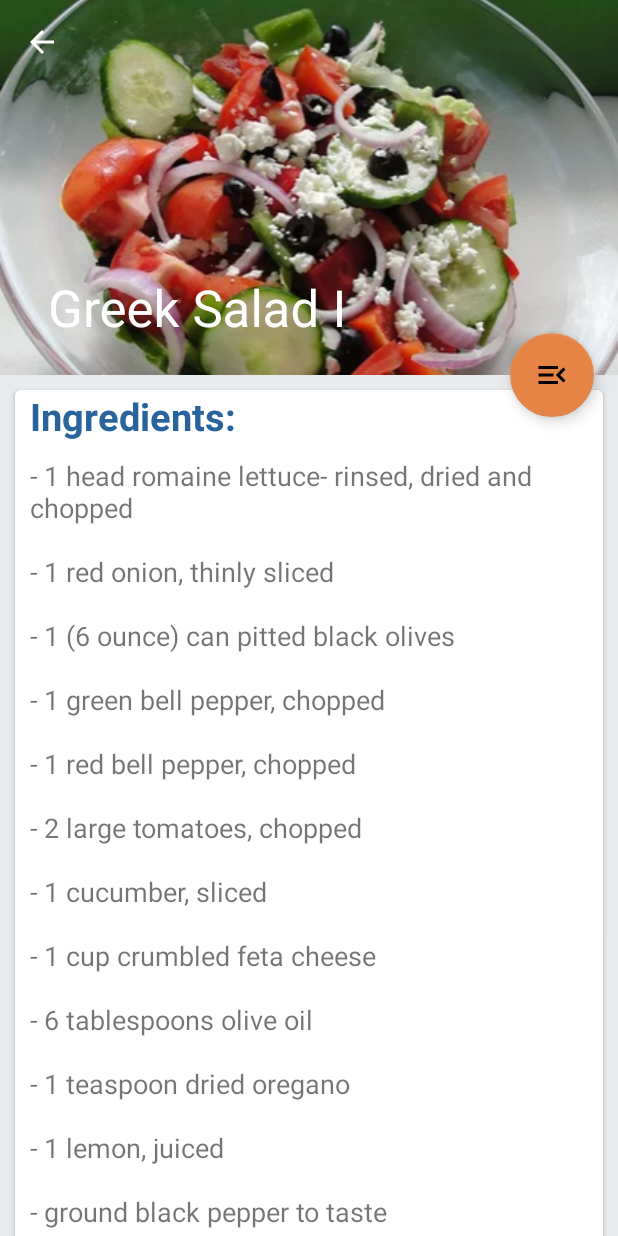
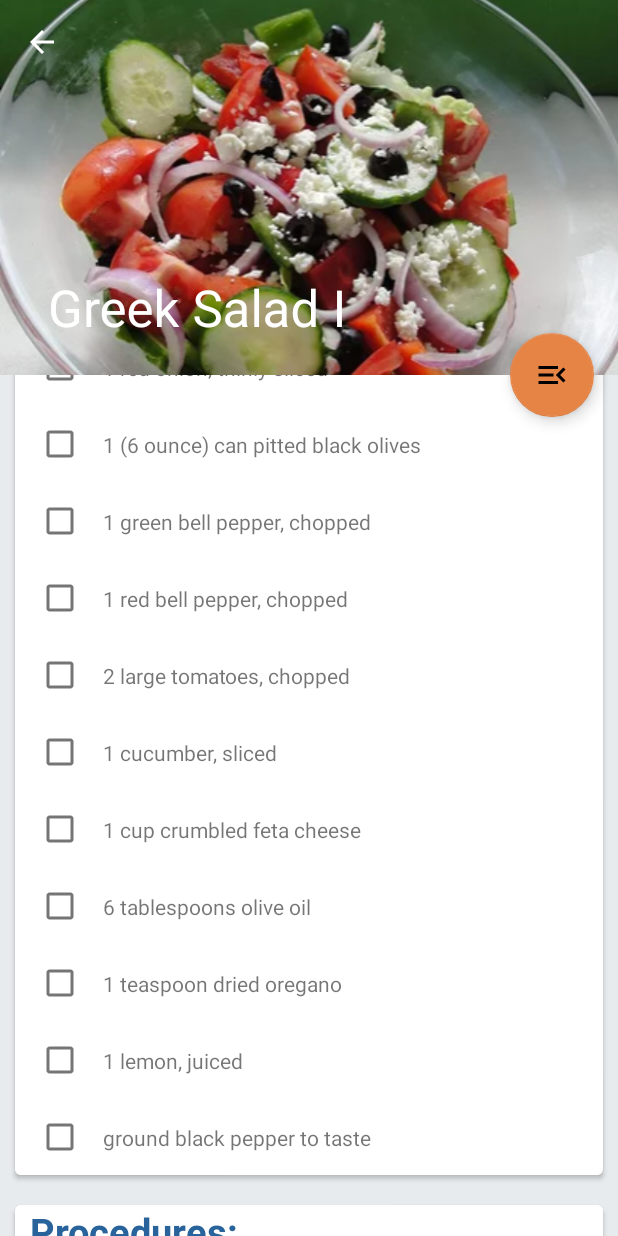
Before and after one commit to Mai-hh/PSIntership, an Android app: the ChooseRecipesFragment screen opened directly, with no data from a screen before it, after a tap on "Greek Salad I", on a phone screen of 412 x 824 dp. Run offline under Robolectric (Android 15) with nearby library versions, the phone set to English and light mode, and no system bars; our stand-ins replace data binding.

Commit message:
用checkbox和viewpager增强交互

```diff
--- a/LittleRecipes/app/src/main/java/com/maihao/littlerecipes/activity/RecipeActivity.java
+++ b/LittleRecipes/app/src/main/java/com/maihao/littlerecipes/activity/RecipeActivity.java
@@ -8,6 +8,9 @@ import androidx.core.view.GravityCompat;
 import androidx.databinding.DataBindingUtil;
 import androidx.drawerlayout.widget.DrawerLayout;
 import androidx.lifecycle.ViewModelProvider;
+import androidx.recyclerview.widget.LinearLayoutManager;
+import androidx.recyclerview.widget.RecyclerView;
+import androidx.viewpager2.widget.ViewPager2;
 
 import android.content.Intent;
 import android.os.Bundle;
@@ -19,8 +22,15 @@ import android.view.WindowManager;
 import com.google.android.material.appbar.CollapsingToolbarLayout;
 import com.google.android.material.floatingactionbutton.FloatingActionButton;
 import com.maihao.littlerecipes.R;
+import com.maihao.littlerecipes.adapter.IngredientsAdapter;
+import com.maihao.littlerecipes.adapter.ProcedureViewPagerAdapter;
 import com.maihao.littlerecipes.databinding.ActivityRecipeBinding;
+import com.maihao.littlerecipes.fragment.ProcedureFragment;
 import com.maihao.littlerecipes.viewmodel.QueryDataViewModel;
+
+import java.util.ArrayList;
+import java.util.Arrays;
+import java.util.List;
 
 public class RecipeActivity extends AppCompatActivity implements View.OnClickListener {
 
@@ -33,6 +43,10 @@ public class RecipeActivity extends AppCompatActivity implements View.OnClickLis
     Toolbar toolbar;
 
     CollapsingToolbarLayout toolbarLayout;
+
+    RecyclerView ingredientsRecyclerView;
+
+    ViewPager2 proceduresViewPager2;
 
     private QueryDataViewModel viewModel;
 
@@ -53,10 +67,26 @@ public class RecipeActivity extends AppCompatActivity implements View.OnClickLis
         button.setOnClickListener(this);
         initActionBar();
         toolbarLayout.setTitle(intent.getStringExtra("title"));
-        // todo 希望用viewModel绑定
         binding.recipeImageView.setImageResource(intent.getIntExtra("imageId", 0));
-        binding.ingredientsTextView.setText(intent.getStringExtra("ingredients"));
-        binding.proceduresTextView.setText(intent.getStringExtra("procedures"));
+//        binding.ingredientsTextView.setText(intent.getStringExtra("ingredients"));
+//        binding.proceduresTextView.setText(intent.getStringExtra("procedures"));
+
+        // 设置食材布局
+        ingredientsRecyclerView = binding.ingredientsRecyclerView;
+        ingredientsRecyclerView.setLayoutManager(new LinearLayoutManager(this));
+        List<String> ingredients  = Arrays.asList(intent.getStringExtra("ingredients").split("-").clone());
+        ingredientsRecyclerView.setAdapter(new IngredientsAdapter(this, ingredients));
+
+        // 设置步骤布局
+        proceduresViewPager2 = binding.proceduresViewPager2;
+        List<String> procedures = Arrays.asList(intent.getStringExtra("procedures").split("- ").clone());
+        List<ProcedureFragment> procedureFragments = new ArrayList<>();
+        for (int i = 0; i < procedures.size(); i++) {
+            procedureFragments.add(ProcedureFragment.newInstance(procedures.get(i)));
+        }
+        proceduresViewPager2.setAdapter(new ProcedureViewPagerAdapter(getSupportFragmentManager(), getLifecycle(), procedureFragments));
+
+
     }
 
     private void initActionBar() {
--- /dev/null
+++ b/LittleRecipes/app/src/main/java/com/maihao/littlerecipes/adapter/IngredientsAdapter.java
@@ -0,0 +1,62 @@
+package com.maihao.littlerecipes.adapter;
+
+import android.content.Context;
+import android.view.LayoutInflater;
+import android.view.View;
+import android.view.ViewGroup;
+import android.widget.CheckBox;
+import android.widget.TextView;
+
+import androidx.annotation.NonNull;
+import androidx.recyclerview.widget.RecyclerView;
+
+import com.maihao.littlerecipes.R;
+
+import java.util.List;
+
+public class IngredientsAdapter extends RecyclerView.Adapter<IngredientsAdapter.ViewHolder> {
+
+    private Context mContext;
+
+    private List<String> ingredients;
+
+    public IngredientsAdapter(Context context, List<String> ingredients) {
+
+        this.mContext = context;
+        this.ingredients = ingredients;
+    }
+
+    @NonNull
+    @Override
+    public ViewHolder onCreateViewHolder(@NonNull ViewGroup parent, int viewType) {
+
+        View view = LayoutInflater.from(parent.getContext()).inflate(R.layout.item_check_box, parent, false);
+        return new ViewHolder(view);
+
+    }
+
+    @Override
+    public void onBindViewHolder(@NonNull ViewHolder holder, int position) {
+        String ingredient = ingredients.get(position);
+        holder.textView.setText(ingredient);
+    }
+
+    @Override
+    public int getItemCount() {
+        return ingredients.size();
+    }
+
+    static class ViewHolder extends RecyclerView.ViewHolder {
+
+        CheckBox checkBox;
+
+        TextView textView;
+
+        public ViewHolder(@NonNull View itemView) {
+            super(itemView);
+            checkBox = itemView.findViewById(R.id.checkbox);
+            textView = itemView.findViewById(R.id.check_box_content);
+        }
+    }
+
+}
--- /dev/null
+++ b/LittleRecipes/app/src/main/java/com/maihao/littlerecipes/adapter/ProcedureViewPagerAdapter.java
@@ -0,0 +1,33 @@
+package com.maihao.littlerecipes.adapter;
+
+import androidx.annotation.NonNull;
+import androidx.fragment.app.Fragment;
+import androidx.fragment.app.FragmentManager;
+import androidx.lifecycle.Lifecycle;
+import androidx.viewpager2.adapter.FragmentStateAdapter;
+
+import com.maihao.littlerecipes.fragment.ProcedureFragment;
+
+import java.util.ArrayList;
+import java.util.List;
+
+public class ProcedureViewPagerAdapter extends FragmentStateAdapter {
+
+    private List<ProcedureFragment> fragments = new ArrayList<>();
+
+    public ProcedureViewPagerAdapter(@NonNull FragmentManager fragmentManager, @NonNull Lifecycle lifecycle, List<ProcedureFragment> fragments) {
+        super(fragmentManager, lifecycle);
+        this.fragments = fragments;
+    }
+
+    @NonNull
+    @Override
+    public ProcedureFragment createFragment(int position) {
+        return fragments.get(position);
+    }
+
+    @Override
+    public int getItemCount() {
+        return fragments.size();
+    }
+}
--- a/LittleRecipes/app/src/main/java/com/maihao/littlerecipes/fragment/ChooseRecipesFragment.java
+++ b/LittleRecipes/app/src/main/java/com/maihao/littlerecipes/fragment/ChooseRecipesFragment.java
@@ -98,7 +98,7 @@ public class ChooseRecipesFragment extends Fragment {
         };
 
         String[] ingredients = {
-                "- 2 tablespoons sesame seeds\n" +
+                " 2 tablespoons sesame seeds\n" +
                         "\n" +
                         "- 1 tablespoon poppy seeds\n" +
                         "\n" +
@@ -119,7 +119,7 @@ public class ChooseRecipesFragment extends Fragment {
                         "- 1 quart strawberries - cleaned, hulled and sliced\n" +
                         "\n" +
                         "- ¼ cup almonds, blanched and slivered",
-                "- 1 head romaine lettuce- rinsed, dried and chopped\n" +
+                " 1 head romaine lettuce- rinsed, dried and chopped\n" +
                         "\n" +
                         "- 1 red onion, thinly sliced\n" +
                         "\n" +
@@ -142,7 +142,7 @@ public class ChooseRecipesFragment extends Fragment {
                         "- 1 lemon, juiced\n" +
                         "\n" +
                         "- ground black pepper to taste",
-                "- ½ pound crumbled blue cheese\n" +
+                " ½ pound crumbled blue cheese\n" +
                         "  \n" +
                         "- ¼ cup sour cream\n" +
                         "  \n" +
@@ -167,7 +167,7 @@ public class ChooseRecipesFragment extends Fragment {
                         "- 1 small red onion, thinly sliced\n" +
                         "\n" +
                         "- ½ pound crumbled blue cheese",
-                "- 1 cup mayonnaise (Optional)\n" +
+                " 1 cup mayonnaise (Optional)\n" +
                         "\n" +
                         "- ¼ cup white vinegar\n" +
                         "\n" +
@@ -198,7 +198,7 @@ public class ChooseRecipesFragment extends Fragment {
                         "- 1 tablespoon mayonnaise (Optional)\n" +
                         "\n" +
                         "- 1 tablespoon water (Optional)",
-                "- 1 pint strawberries - cleaned, hulled and sliced\n" +
+                " 1 pint strawberries - cleaned, hulled and sliced\n" +
                         "\n" +
                         "- 1 pound seedless grapes, halved\n" +
                         "\n" +
@@ -207,7 +207,7 @@ public class ChooseRecipesFragment extends Fragment {
                         "- 3 bananas, sliced\n" +
                         "\n" +
                         "- 1 (21 ounce) can peach pie filling",
-                "- ⅓ cup fresh lime juice\n" +
+                " ⅓ cup fresh lime juice\n" +
                         "\n" +
                         "- ½ cup olive oil\n" +
                         "\n" +
@@ -230,7 +230,7 @@ public class ChooseRecipesFragment extends Fragment {
                         "- 6 green onions, thinly sliced\n" +
                         "\n" +
                         "- ½ cup chopped fresh cilantro (Optional)",
-                "- ½ cup mayonnaise\n" +
+                " ½ cup mayonnaise\n" +
                         "\n" +
                         "- 1 tablespoon lemon juice\n" +
                         "\n" +
@@ -241,7 +241,7 @@ public class ChooseRecipesFragment extends Fragment {
                         "- ½ cup blanched slivered almonds\n" +
                         "\n" +
                         "- 1 stalk celery, chopped",
-                "- 6 tablespoons rice wine vinegar\n" +
+                " 6 tablespoons rice wine vinegar\n" +
                         "\n" +
                         "- 6 tablespoons vegetable oil\n" +
                         "\n" +
@@ -268,7 +268,7 @@ public class ChooseRecipesFragment extends Fragment {
                         "- 6 green onions, chopped\n" +
                         "\n" +
                         "- ½ cup chopped fresh cilantro",
-                "- 1⅓ cups mayonnaise\n" +
+                " 1⅓ cups mayonnaise\n" +
                         "\n" +
                         "- ⅓ cup sour cream\n" +
                         "\n" +
@@ -293,7 +293,7 @@ public class ChooseRecipesFragment extends Fragment {
                         "- 1 pinch salt\n" +
                         "\n" +
                         "- 2 drops Worcestershire sauce",
-                "- 2 tablespoons sesame seeds\n" +
+                " 2 tablespoons sesame seeds\n" +
                         "\n" +
                         "- 1 tablespoon poppy seeds\n" +
                         "\n" +
@@ -317,7 +317,7 @@ public class ChooseRecipesFragment extends Fragment {
         };
 
         String[] procedures = {
-                "- **Step 1**\n" +
+                " **Step 1**\n" +
                         "\n" +
                         "  In a large bowl, stir together the green onions, lemon grass, cilantro, mint leaves, lime juice, fish sauce, chili sauce and sugar until well combined and the sugar is dissolved. Adjust the flavor, if desired, by adding more sugar and/or fish sauce. Set aside.\n" +
                         "\n" +
@@ -328,21 +328,21 @@ public class ChooseRecipesFragment extends Fragment {
                         "- **Step 3**\n" +
                         "\n" +
                         "  Tear the lettuce into bite size pieces and place in a salad bowl. Arrange the cucumber on top of the lettuce, and then pour the meat and sauce over. Top with the cherry tomatoes and garnish with fresh cilantro leaves.",
-                "- **Step 1**\n" +
+                " **Step 1**\n" +
                         "\n" +
                         "  In a large salad bowl, combine the Romaine, onion, olives, bell peppers, tomatoes, cucumber and cheese.\n" +
                         "\n" +
                         "- **Step 2**\n" +
                         "\n" +
                         "  Whisk together the olive oil, oregano, lemon juice and black pepper. Pour dressing over salad, toss and serve.\n",
-                "- **Step 1**\n" +
+                " **Step 1**\n" +
                         "\n" +
                         "  Combine 1/2 pound blue cheese, sour cream, buttermilk, mayonnaise, vinegar, olive oil, sugar, garlic, and pepper in a bowl; blend using a hand mixer; chill until serving.\n" +
                         "\n" +
                         "- **Step 2**\n" +
                         "\n" +
                         "  Build the salad by placing 1 lettuce wedge on each of 8 plates. Drizzle equal amounts of dressing over each wedge. Scatter tomatoes, onion, and 1/2 pound blue cheese over each salad.",
-                "- **Step 1**\n" +
+                " **Step 1**\n" +
                         "\n" +
                         "  Whisk 1 cup mayonnaise, vinegar, Dijon mustard, salt, black pepper, and cayenne pepper together in a bowl until well blended; whisk in sugar. Stir in celery, red bell pepper, carrot, onions, and jalapeno and poblano peppers. Refrigerate until macaroni is ready to dress.\n" +
                         "\n" +
@@ -357,38 +357,38 @@ public class ChooseRecipesFragment extends Fragment {
                         "- **Step 4**\n" +
                         "\n" +
                         "  Stir salad before serving. Mix 1 tablespoon mayonnaise and 1 tablespoon water into salad for fresher look.",
-                "- **Step 1**\n" +
+                " **Step 1**\n" +
                         "\n" +
                         "  In a large bowl, combine the strawberries, grapes, kiwis, and bananas. Gently mix in peaches. Chill for 1 hour before serving.",
-                "- **Step 1**\n" +
+                " **Step 1**\n" +
                         "\n" +
                         "  Place lime juice, olive oil, garlic, salt, and cayenne pepper in a small jar. Cover with lid, and shake until ingredients are well mixed.\n" +
                         "\n" +
                         "- **Step 2**\n" +
                         "\n" +
                         "  In a salad bowl, combine beans, corn, avocado, bell pepper, tomatoes, green onions, and cilantro. Shake lime dressing, and pour it over the salad. Stir salad to coat vegetables and beans with dressing, and serve.\n",
-                "- **Step 1**\n" +
+                " **Step 1**\n" +
                         "\n" +
                         "  Place almonds in a frying pan. Toast over medium-high heat, shaking frequently. Watch carefully, as they burn easily.\n" +
                         "\n" +
                         "- **Step 2**\n" +
                         "\n" +
                         "  In a medium bowl, mix together mayonnaise, lemon juice, and pepper. Toss with chicken, almonds, and celery.",
-                "- **Step 1**\n" +
+                " **Step 1**\n" +
                         "\n" +
                         "  In a medium bowl, whisk together the rice vinegar, oil, peanut butter, soy sauce, brown sugar, ginger, and garlic.\n" +
                         "\n" +
                         "- **Step 2**\n" +
                         "\n" +
                         "  In a large bowl, mix the green cabbage, red cabbage, napa cabbage, red bell peppers, carrots, green onions, and cilantro. Toss with the peanut butter mixture just before serving.",
-                "- **Step 1**\n" +
+                " **Step 1**\n" +
                         "\n" +
                         "  Combine mayonnaise, sour cream, and buttermilk in a large bowl. Stir in parsley, chives, dill, tarragon, garlic powder, onion powder, black pepper, cayenne pepper, salt, and Worcestershire sauce until combined.\n" +
                         "\n" +
                         "- **Step 2**\n" +
                         "\n" +
                         "  Cover and refrigerate for 4 hours to overnight. Season with salt and black pepper to taste.",
-                "- **Step 1**\n" +
+                " **Step 1**\n" +
                         "\n" +
                         "  In a medium bowl, whisk together the sesame seeds, poppy seeds, sugar, olive oil, vinegar, paprika, Worcestershire sauce and onion. Cover, and chill for one hour.\n" +
                         "\n" +
@@ -401,7 +401,7 @@ public class ChooseRecipesFragment extends Fragment {
             RecipeData data = new RecipeData(titles[i], contents[i]);
             data.setImageId(imageIds[i]);
             data.setIngredients(ingredients[i]);
-            data.setProcedure(procedures[0]);
+            data.setProcedure(procedures[i]);
             data.setImageSrc(imageSrcs[i]);
             QueryDataViewModel viewModel = new QueryDataViewModel();
 //            QueryDataViewModel viewModel = new ViewModelProvider(this,
--- /dev/null
+++ b/LittleRecipes/app/src/main/java/com/maihao/littlerecipes/fragment/ProcedureFragment.java
@@ -0,0 +1,52 @@
+package com.maihao.littlerecipes.fragment;
+
+import android.os.Bundle;
+import android.util.Log;
+import android.view.LayoutInflater;
+import android.view.View;
+import android.view.ViewGroup;
+import android.widget.TextView;
+
+import androidx.annotation.NonNull;
+import androidx.annotation.Nullable;
+import androidx.fragment.app.Fragment;
+
+import com.maihao.littlerecipes.R;
+
+public class ProcedureFragment extends Fragment {
+
+    public static final String ARG_TEXT = "param1";
+
+    private String procedure;
+
+    private View rootView;
+
+    public static ProcedureFragment newInstance(String param1) {
+        ProcedureFragment fragment = new ProcedureFragment();
+        Bundle bundle = new Bundle();
+        bundle.putString(ARG_TEXT, param1);
+        fragment.setArguments(bundle);
+        return fragment;
+    }
+
+    @Override
+    public void onCreate(@Nullable Bundle savedInstanceState) {
+        super.onCreate(savedInstanceState);
+        if (getArguments() != null) {
+            procedure = getArguments().getString(ARG_TEXT);
+        }
+    }
+
+    @Nullable
+    @Override
+    public View onCreateView(@NonNull LayoutInflater inflater, @Nullable ViewGroup container, @Nullable Bundle savedInstanceState) {
+        super.onCreateView(inflater, container, savedInstanceState);
+        if (rootView == null) {
+            rootView = inflater.inflate(R.layout.fragment_procedure, container, false);
+            TextView textView = (TextView) rootView.findViewById(R.id.procedure_text_view);
+            textView.setText(procedure);
+        }
+        return rootView;
+    }
+
+}
--- a/LittleRecipes/app/src/main/res/layout/activity_recipe.xml
+++ b/LittleRecipes/app/src/main/res/layout/activity_recipe.xml
@@ -67,6 +67,7 @@
                     android:layout_height="match_parent">
 
                     <androidx.cardview.widget.CardView
+                        android:descendantFocusability="blocksDescendants"
                         android:layout_width="match_parent"
                         android:layout_height="wrap_content"
                         android:layout_margin="10dp"
@@ -87,13 +88,11 @@
                                 android:textColor="@color/deep_blue"
                                 android:layout_marginStart="10dp" />
 
-                            <TextView
-                                android:id="@+id/ingredients_text_view"
+                            <androidx.recyclerview.widget.RecyclerView
+                                android:id="@+id/ingredients_recycler_view"
+                                android:layout_marginStart="5dp"
                                 android:layout_width="match_parent"
-                                android:layout_height="match_parent"
-                                android:text="test ingredients"
-                                android:textSize="18sp"
-                                android:layout_margin="10dp"/>
+                                android:layout_height="wrap_content" />
 
                         </LinearLayout>
 
@@ -120,13 +119,11 @@
                                 android:textColor="@color/deep_blue"
                                 android:layout_marginStart="10dp" />
 
-                            <TextView
-                                android:id="@+id/procedures_text_view"
+                            <androidx.viewpager2.widget.ViewPager2
+                                android:id="@+id/procedures_view_pager_2"
+                                android:layout_marginHorizontal="10dp"
                                 android:layout_width="match_parent"
-                                android:layout_height="match_parent"
-                                android:text="test procedures"
-                                android:textSize="18sp"
-                                android:layout_margin="10dp"/>
+                                android:layout_height="180dp" />
 
                         </LinearLayout>
 
--- /dev/null
+++ b/LittleRecipes/app/src/main/res/layout/fragment_procedure.xml
@@ -0,0 +1,11 @@
+<?xml version="1.0" encoding="utf-8"?>
+<FrameLayout xmlns:android="http://schemas.android.com/apk/res/android"
+    android:layout_width="match_parent"
+    android:layout_height="match_parent">
+
+    <TextView
+        android:id="@+id/procedure_text_view"
+        android:layout_width="match_parent"
+        android:layout_height="match_parent" />
+
+</FrameLayout>
--- /dev/null
+++ b/LittleRecipes/app/src/main/res/layout/item_check_box.xml
@@ -0,0 +1,17 @@
+<?xml version="1.0" encoding="utf-8"?>
+<LinearLayout xmlns:android="http://schemas.android.com/apk/res/android"
+    android:orientation="horizontal"
+    android:layout_width="match_parent"
+    android:layout_height="wrap_content">
+
+    <CheckBox
+        android:id="@+id/checkbox"
+        android:layout_width="50dp"
+        android:layout_height="50dp" />
+
+    <TextView
+        android:id="@+id/check_box_content"
+        android:layout_width="match_parent"
+        android:layout_height="wrap_content" />
+
+</LinearLayout>
```
